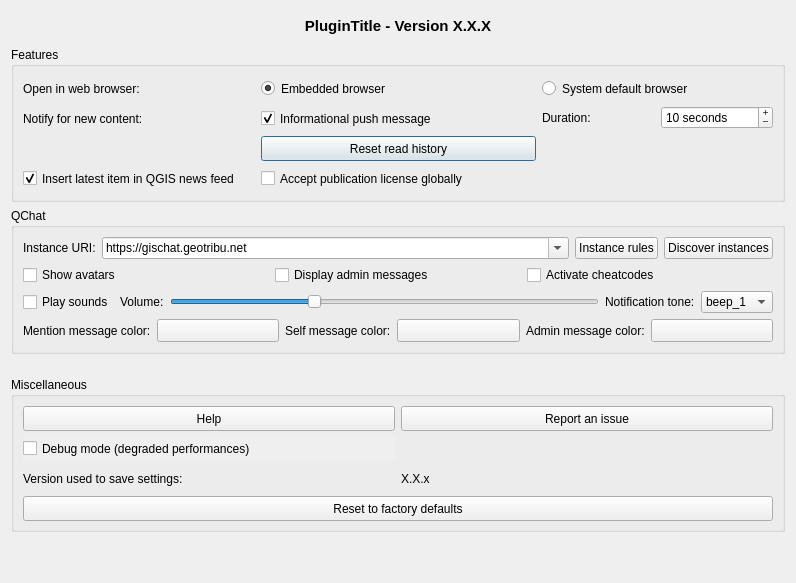
Old version of the form qtribu/gui/dlg_settings.ui in the repository geotribu/qtribu.
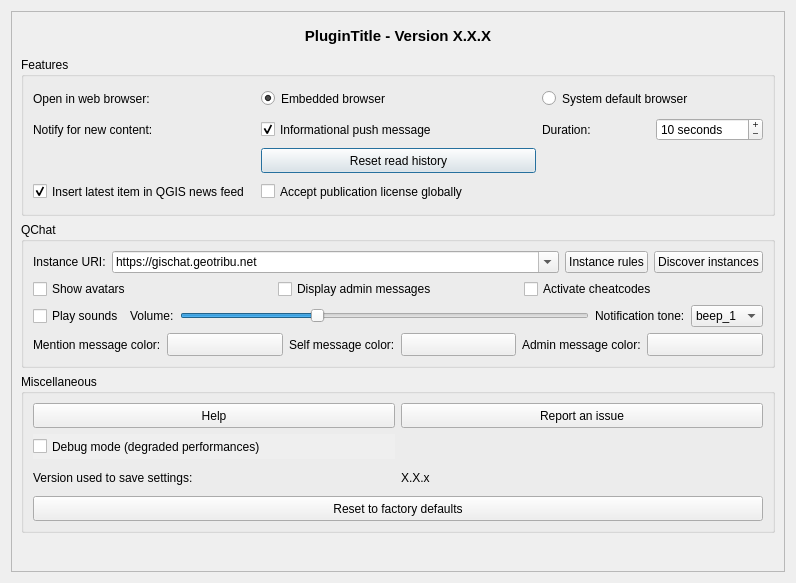
New version of the form. Icons and pictures are not drawn. Custom widgets are drawn as their Qt base class.

Commit message: feat: put settings in QScrollArea

```diff
--- a/qtribu/gui/dlg_settings.ui
+++ b/qtribu/gui/dlg_settings.ui
@@ -33,6 +33,21 @@
   </property>
   <layout class="QVBoxLayout" name="verticalLayout">
    <item>
+    <widget class="QScrollArea" name="sca_settings">
+     <property name="widgetResizable">
+      <bool>true</bool>
+     </property>
+     <widget class="QWidget" name="scrollAreaWidgetContents">
+      <property name="geometry">
+       <rect>
+        <x>0</x>
+        <y>0</y>
+        <width>778</width>
+        <height>565</height>
+       </rect>
+      </property>
+      <layout class="QVBoxLayout" name="verticalLayout_3">
+       <item>
     <widget class="QLabel" name="lbl_title">
      <property name="minimumSize">
       <size>
@@ -81,7 +96,7 @@
      <property name="minimumSize">
       <size>
        <width>550</width>
-       <height>100</height>
+           <height>0</height>
       </size>
      </property>
      <property name="title">
@@ -560,31 +575,12 @@
      </layout>
     </widget>
    </item>
-   <item>
-    <widget class="AuthoringWidget" name="wdg_author" native="true"/>
-   </item>
-   <item>
-    <spacer name="verticalSpacer_2">
-     <property name="orientation">
-      <enum>Qt::Vertical</enum>
-     </property>
-     <property name="sizeType">
-      <enum>QSizePolicy::Preferred</enum>
-     </property>
-     <property name="sizeHint" stdset="0">
-      <size>
-       <width>20</width>
-       <height>15</height>
-      </size>
-     </property>
-    </spacer>
-   </item>
    <item>
     <widget class="QGroupBox" name="grp_misc">
      <property name="minimumSize">
       <size>
        <width>0</width>
-       <height>100</height>
+           <height>0</height>
       </size>
      </property>
      <property name="title">
@@ -740,20 +736,11 @@
     </widget>
    </item>
    <item>
-    <spacer name="verticalSpacer">
-     <property name="orientation">
-      <enum>Qt::Vertical</enum>
-     </property>
-     <property name="sizeType">
-      <enum>QSizePolicy::MinimumExpanding</enum>
-     </property>
-     <property name="sizeHint" stdset="0">
-      <size>
-       <width>20</width>
-       <height>40</height>
-      </size>
-     </property>
-    </spacer>
+        <widget class="AuthoringWidget" name="wdg_author" native="true"/>
+       </item>
+      </layout>
+     </widget>
+    </widget>
    </item>
   </layout>
  </widget>
```
Left out of the diff: 304 changed lines with no effect on the pictures. Lines whose indentation alone changed are shown as unchanged.
